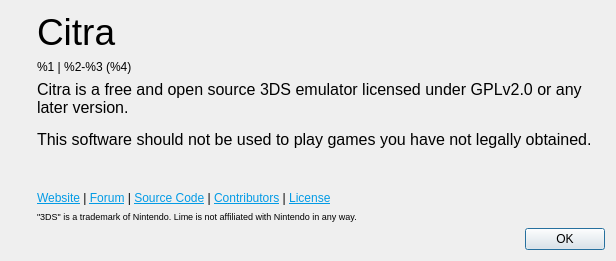
The window that src/citra_qt/aboutdialog.ui (Lime3DS/Lime3DS) describes before a commit, drawn with Qt 5.
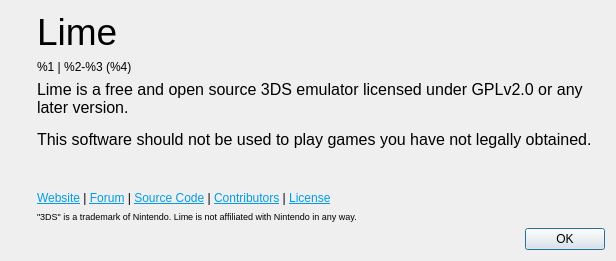
The same window after the commit. Icons and pictures are not drawn.

The edit to the form file:
```diff
--- a/src/citra_qt/aboutdialog.ui
+++ b/src/citra_qt/aboutdialog.ui
@@ -57,7 +57,7 @@
           </sizepolicy>
          </property>
          <property name="text">
-          <string>&lt;html&gt;&lt;head/&gt;&lt;body&gt;&lt;p&gt;&lt;span style=&quot; font-size:28pt;&quot;&gt;Citra&lt;/span&gt;&lt;/p&gt;&lt;/body&gt;&lt;/html&gt;</string>
+          <string>&lt;html&gt;&lt;head/&gt;&lt;body&gt;&lt;p&gt;&lt;span style=&quot; font-size:28pt;&quot;&gt;Lime&lt;/span&gt;&lt;/p&gt;&lt;/body&gt;&lt;/html&gt;</string>
          </property>
         </widget>
        </item>
@@ -87,7 +87,7 @@
 &lt;html&gt;&lt;head&gt;&lt;meta name=&quot;qrichtext&quot; content=&quot;1&quot; /&gt;&lt;style type=&quot;text/css&quot;&gt;
 p, li { white-space: pre-wrap; }
 &lt;/style&gt;&lt;/head&gt;&lt;body style=&quot; font-family:'Ubuntu'; font-size:11pt; font-weight:400; font-style:normal;&quot;&gt;
-&lt;p style=&quot; margin-top:0px; margin-bottom:0px; margin-left:0px; margin-right:0px; -qt-block-indent:0; text-indent:0px;&quot;&gt;&lt;span style=&quot; font-family:'MS Shell Dlg 2'; font-size:12pt;&quot;&gt;Citra is a free and open source 3DS emulator licensed under GPLv2.0 or any later version.&lt;/span&gt;&lt;/p&gt;
+&lt;p style=&quot; margin-top:0px; margin-bottom:0px; margin-left:0px; margin-right:0px; -qt-block-indent:0; text-indent:0px;&quot;&gt;&lt;span style=&quot; font-family:'MS Shell Dlg 2'; font-size:12pt;&quot;&gt;Lime is a free and open source 3DS emulator licensed under GPLv2.0 or any later version.&lt;/span&gt;&lt;/p&gt;
 &lt;p style=&quot;-qt-paragraph-type:empty; margin-top:0px; margin-bottom:0px; margin-left:0px; margin-right:0px; -qt-block-indent:0; text-indent:0px; font-family:'MS Shell Dlg 2'; font-size:8pt;&quot;&gt;&lt;br /&gt;&lt;/p&gt;
 &lt;p style=&quot; margin-top:0px; margin-bottom:0px; margin-left:0px; margin-right:0px; -qt-block-indent:0; text-indent:0px;&quot;&gt;&lt;span style=&quot; font-family:'MS Shell Dlg 2'; font-size:12pt;&quot;&gt;This software should not be used to play games you have not legally obtained.&lt;/span&gt;&lt;/p&gt;&lt;/body&gt;&lt;/html&gt;</string>
          </property>
```
